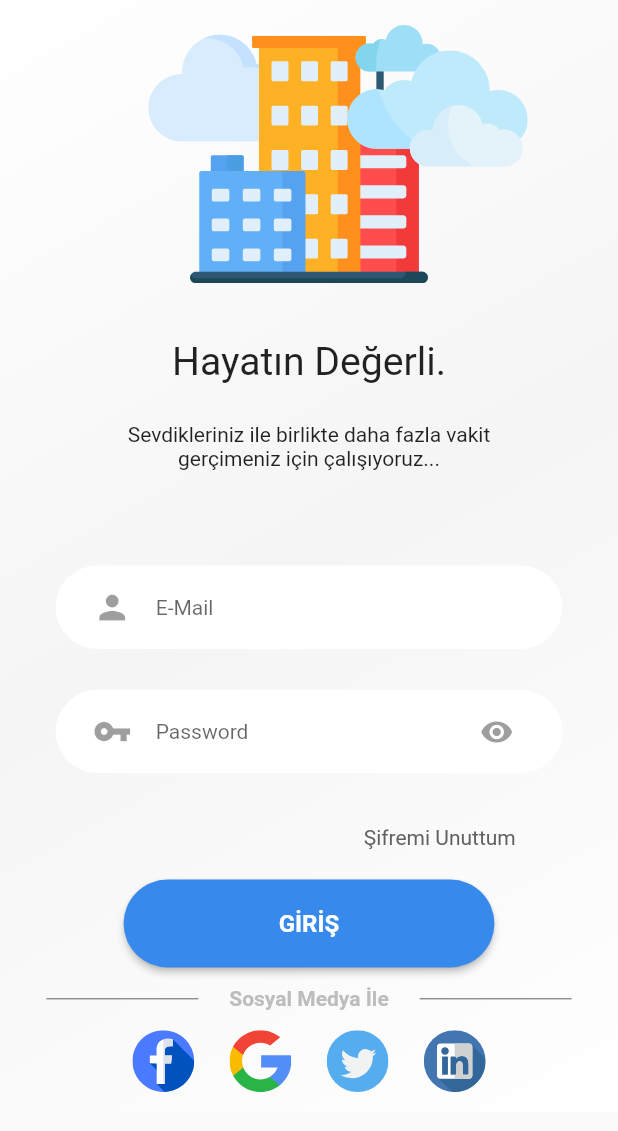
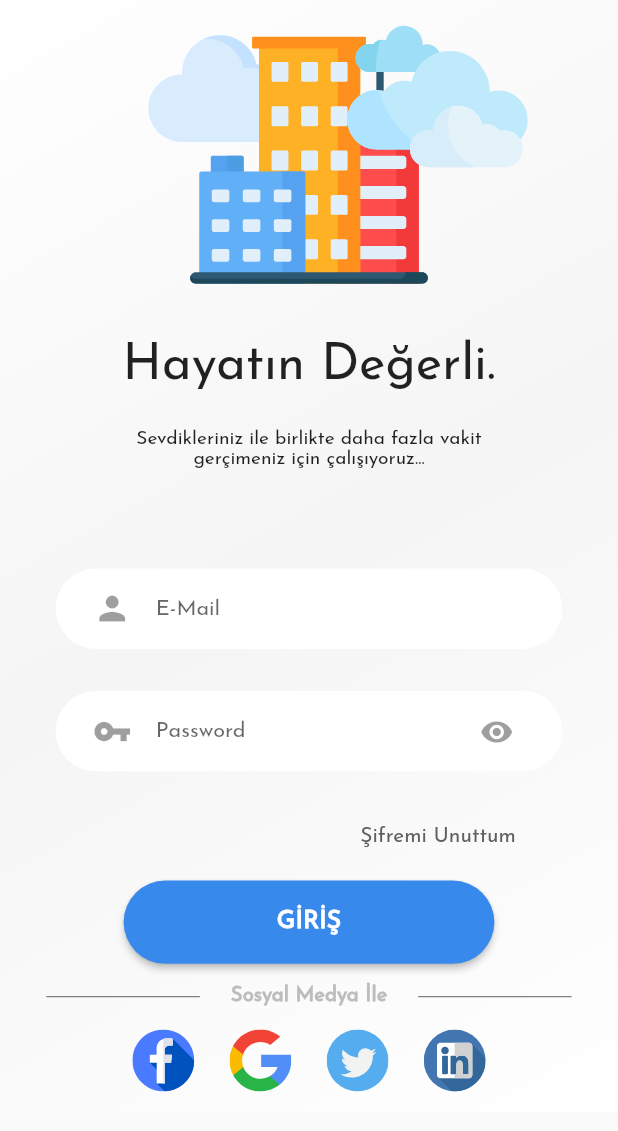
Before and after one commit to erdemsiyam/binamod, a Flutter app: the screen it shows after launch, on a phone screen of 412 x 824 dp. Shown: the top 1131 px of the screen. Run offline on Flutter 3.47's test engine with Material 2 defaults, Android fonts, the phone set to English and light mode, and no system bars; our stand-ins replace device_preview, flutter_svg, google_maps_flutter, location, modal_bottom_sheet, numberpicker.

Commit message:
Responsive FontSize tamamlanması

```diff
--- a/lib/main.dart
+++ b/lib/main.dart
@@ -16,14 +16,17 @@ void main() {
 class MyApp extends StatelessWidget {
   @override
   Widget build(BuildContext context) {
-    // return materialApp(context);
-    return DevicePreview(
-      enabled: true,
-      builder: (context) => materialApp(context),
-    );
+    return MyMaterialApp();
+    // return DevicePreview(
+    //   enabled: true,
+    //   builder: (context) => MyMaterialApp(),
+    // );
   }
+}
 
-  Widget materialApp(BuildContext context) {
+class MyMaterialApp extends StatelessWidget {
+  @override
+  Widget build(BuildContext context) {
     return MaterialApp(
       locale: DevicePreview.locale(context),
       builder: DevicePreview.appBuilder,
@@ -31,42 +34,7 @@ class MyApp extends StatelessWidget {
       theme: ThemeData(
         fontFamily: 'Josefin',
         primaryColor: Color(0xFF3889EC),
-        // primaryColor: Colors.blue,
-        // textTheme: Theme.of(context).textTheme.apply(
-        //       bodyColor: Colors.blue,
-        //     ),
-        textTheme: context.theme.textTheme.copyWith(
-          caption: context.theme.textTheme.caption.copyWith(
-            fontSize: context.fontSize100,
-          ),
-          bodyText1: context.theme.textTheme.bodyText1.copyWith(
-            fontSize: context.fontSize200,
-          ),
-          bodyText2: context.theme.textTheme.bodyText2.copyWith(
-            fontSize: context.fontSize200,
-          ),
-          subtitle1: context.theme.textTheme.subtitle1.copyWith(
-            fontSize: context.fontSize300,
-          ),
-          subtitle2: context.theme.textTheme.subtitle2.copyWith(
-            fontSize: context.fontSize300,
-          ),
-          button: context.theme.textTheme.button.copyWith(
-            fontSize: context.fontSize500,
-          ),
-          headline6: context.theme.textTheme.headline6.copyWith(
-            fontSize: context.fontSize600,
-          ),
-          headline5: context.theme.textTheme.headline5.copyWith(
-            fontSize: context.fontSize700,
-          ),
-          headline4: context.theme.textTheme.headline4.copyWith(
-            fontSize: context.fontSize800,
-          ),
-          headline3: context.theme.textTheme.headline3.copyWith(
-            fontSize: context.fontSize900,
-          ),
-        ),
+        // textTheme: textTheme(context),
       ),
       home: ChangeNotifierProvider<AuthProvider>(
         create: (_) => AuthProvider(),
@@ -74,6 +42,21 @@ class MyApp extends StatelessWidget {
       ),
     );
   }
+
+  // TextTheme textTheme(BuildContext context) {
+  //   return TextTheme(
+  //     caption: TextStyle(fontSize: context.fontSize100),
+  //     bodyText1: TextStyle(fontSize: context.fontSize200),
+  //     bodyText2: TextStyle(fontSize: context.fontSize200),
+  //     subtitle1: TextStyle(fontSize: context.fontSize300),
+  //     subtitle2: TextStyle(fontSize: context.fontSize300),
+  //     button: TextStyle(fontSize: context.fontSize500),
+  //     headline6: TextStyle(fontSize: context.fontSize600),
+  //     headline5: TextStyle(fontSize: context.fontSize700),
+  //     headline4: TextStyle(fontSize: context.fontSize800),
+  //     headline3: TextStyle(fontSize: context.fontSize900),
+  //   );
+  // }
 }
 
 class MainPage extends StatelessWidget {
@@ -102,6 +85,8 @@ class MainPage extends StatelessWidget {
           create: (_) => HomeProvider(),
           child: HomePage(),
         );
+      default:
+        return Scaffold();
     }
   }
 }
--- a/lib/pages/login/login_page.dart
+++ b/lib/pages/login/login_page.dart
@@ -97,6 +97,7 @@ class LoginPage extends StatelessWidget {
           textAlign: TextAlign.center,
           style: context.theme.textTheme.headline4.copyWith(
             color: Colors.black87,
+            fontSize: context.dynamicShortest(0.082),
           ),
         ),
         Padding(
@@ -108,8 +109,8 @@ class LoginPage extends StatelessWidget {
             subTitle,
             textAlign: TextAlign.center,
             style: context.theme.textTheme.bodyText2.copyWith(
-                // fontSize: context.dynamicShortest(0.035),
-                ),
+              fontSize: context.dynamicShortest(0.031),
+            ),
           ),
         ),
       ],
--- a/lib/pages/login/widget/login_widget.dart
+++ b/lib/pages/login/widget/login_widget.dart
@@ -40,6 +40,7 @@ class LoginWidget extends StatelessWidget {
           child: Text(
             "Şifremi Unuttum",
             style: context.theme.textTheme.bodyText2.copyWith(
+              fontSize: context.dynamicShortest(0.034),
               color: Colors.grey[700],
             ),
           ),
@@ -66,6 +67,7 @@ class LoginWidget extends StatelessWidget {
           style: context.theme.textTheme.subtitle1.copyWith(
             color: Colors.white,
             fontWeight: FontWeight.bold,
+            fontSize: context.dynamicShortest(0.04),
           ),
         ),
         color: Theme.of(context).primaryColor,
@@ -107,6 +109,7 @@ class LoginWidget extends StatelessWidget {
           style: context.theme.textTheme.bodyText1.copyWith(
             color: Colors.grey[400],
             fontWeight: FontWeight.bold,
+            fontSize: context.dynamicShortest(0.033),
           ),
         ),
         Expanded(
--- a/lib/pages/login/widget/mail_text_widget.dart
+++ b/lib/pages/login/widget/mail_text_widget.dart
@@ -38,8 +38,11 @@ class _MailTextWidgetState extends State<MailTextWidget> {
           style: (_fs1.hasFocus)
               ? context.theme.textTheme.bodyText2.copyWith(
                   color: context.theme.primaryColor,
+                  fontSize: context.dynamicShortest(0.035),
                 )
-              : context.theme.textTheme.bodyText2,
+              : context.theme.textTheme.bodyText2.copyWith(
+                  fontSize: context.dynamicShortest(0.035),
+                ),
           decoration: InputDecoration(
             contentPadding: EdgeInsets.symmetric(
               vertical: context.dynamicHeight(0.024), //fit(0, 20, 30, 40),
--- a/lib/pages/login/widget/password_text_widget.dart
+++ b/lib/pages/login/widget/password_text_widget.dart
@@ -40,8 +40,11 @@ class _PasswordTextWidgetState extends State<PasswordTextWidget> {
           style: (_fs1.hasFocus)
               ? context.theme.textTheme.bodyText2.copyWith(
                   color: context.theme.primaryColor,
+                  fontSize: context.dynamicShortest(0.035),
                 )
-              : context.theme.textTheme.bodyText2,
+              : context.theme.textTheme.bodyText2.copyWith(
+                  fontSize: context.dynamicShortest(0.035),
+                ),
           obscureText: _isPasswordHide,
           decoration: InputDecoration(
             contentPadding: EdgeInsets.symmetric(
--- a/lib/pages/packet1/packet1_page.dart
+++ b/lib/pages/packet1/packet1_page.dart
@@ -65,6 +65,7 @@ class _Packet1PageState extends State<Packet1Page> {
                     style: context.theme.textTheme.button.copyWith(
                       color: Colors.blue[600],
                       fontWeight: FontWeight.bold,
+                      fontSize: context.dynamicShortest(0.033),
                     ),
                   ),
                 ),
--- a/lib/pages/packet2/packet2_page.dart
+++ b/lib/pages/packet2/packet2_page.dart
@@ -187,6 +187,7 @@ class Packet2Page extends StatelessWidget {
             "İşleniyor...",
             style: context.theme.textTheme.headline5.copyWith(
               color: Colors.blue[900],
+              fontSize: context.dynamicShortest(0.058),
             ),
           ),
         ),
@@ -213,6 +214,7 @@ class Packet2Page extends StatelessWidget {
             "Bazı hatalar meydana geldi.",
             style: context.theme.textTheme.headline5.copyWith(
               color: Colors.red[400],
+              fontSize: context.dynamicShortest(0.058),
             ),
           ),
         ),
--- a/lib/pages/packet2/widget/question_number_widget.dart
+++ b/lib/pages/packet2/widget/question_number_widget.dart
@@ -47,9 +47,11 @@ class _QuestionNumberWidgetState extends State<QuestionNumberWidget> {
               haptics: true,
               textStyle: context.theme.textTheme.headline6.copyWith(
                 color: Colors.grey[300],
+                fontSize: context.dynamicShortest(0.05),
               ),
               selectedTextStyle: context.theme.textTheme.headline4.copyWith(
                 color: Colors.white,
+                fontSize: context.dynamicShortest(0.08),
               ),
               onChanged: (numy) {
                 setState(() {
@@ -65,6 +67,7 @@ class _QuestionNumberWidgetState extends State<QuestionNumberWidget> {
                   widget.unit ?? '',
                   style: context.theme.textTheme.headline5.copyWith(
                     color: Colors.white,
+                    fontSize: context.dynamicShortest(0.058),
                   ),
                 ),
               ),
--- a/lib/pages/packet2/widget/question_widget.dart
+++ b/lib/pages/packet2/widget/question_widget.dart
@@ -46,6 +46,7 @@ class QuestionWidget extends StatelessWidget {
             textAlign: TextAlign.center,
             style: context.theme.textTheme.headline5.copyWith(
               color: Colors.blue[900],
+              fontSize: context.dynamicShortest(0.06),
             ),
           ),
         ),
```
Also changed, not shown: lib/pages/login/widget/login_error_widget.dart (+7 -1 lines), lib/pages/packet1/widget/bottom_sheet_widget.dart (+3 -12 lines), lib/pages/packet2/widget/result_widget.dart (+9 -1 lines).
